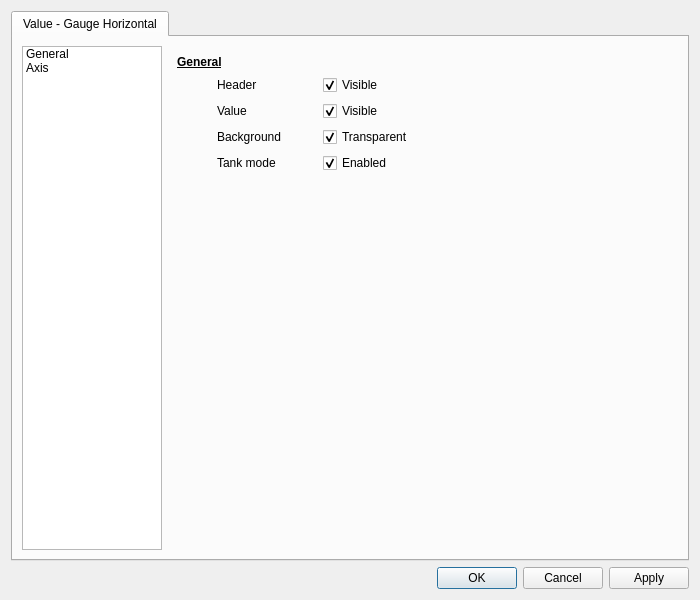
BrnSlr/CuteBoard, file ui/element_editors/value_gauge_horizontal_editor.ui: the form before one commit.
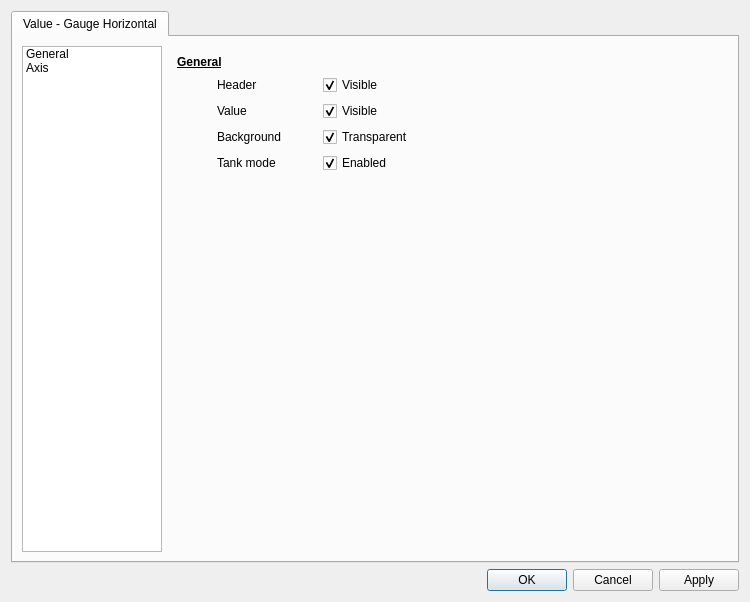
The form after the commit.

Diff of the .ui file:
```diff
--- a/ui/element_editors/value_gauge_horizontal_editor.ui
+++ b/ui/element_editors/value_gauge_horizontal_editor.ui
@@ -6,10 +6,16 @@
    <rect>
     <x>0</x>
     <y>0</y>
-    <width>700</width>
-    <height>600</height>
+    <width>750</width>
+    <height>602</height>
    </rect>
   </property>
+  <property name="minimumSize">
+   <size>
+    <width>750</width>
+    <height>550</height>
+   </size>
+  </property>
   <property name="windowTitle">
    <string>Horizontal Gauge</string>
   </property>
```
